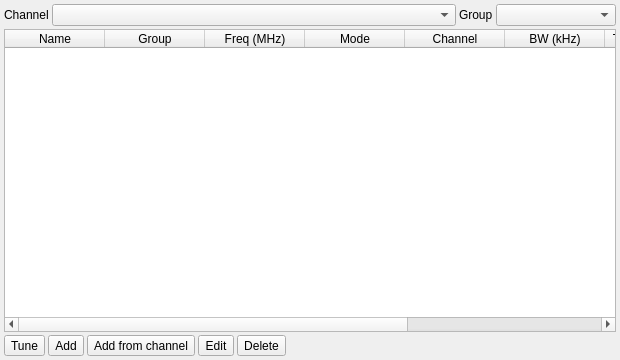
The window that plugins/feature/addressbook/addressbookgui.ui (ve3ukw/sdrangel) describes before a commit, drawn with Qt 5.
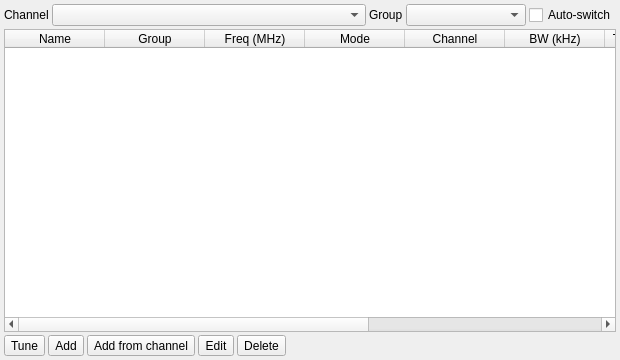
The same window after the commit. Custom widgets are drawn as their Qt base class.

Commit message:
Address Book: add azimuth and auto-switch channels
Entries can have an azimuth. When an entry with an azimuth is tuned, the
first GS-232 Rotator Controller has tracking switched off and is set to
that azimuth.

With Auto-switch checked, tuning an entry switches to the channels of the
entry's channel type: the demodulator of that type and its linked
modulators are unmuted and their windows shown, while the other SSB, NFM,
AM and packet channels of the radio are muted and their windows hidden.
Channel markers of hidden channels are hidden from the spectrum.

Diff of the .ui file:
```diff
--- a/plugins/feature/addressbook/addressbookgui.ui
+++ b/plugins/feature/addressbook/addressbookgui.ui
@@ -95,6 +95,16 @@
         </property>
        </widget>
       </item>
+      <item>
+       <widget class="QCheckBox" name="autoSwitchChannels">
+        <property name="toolTip">
+         <string>When tuning, show and unmute the demodulator and modulator for the entry's channel type, and hide and mute the other SSB, NFM and AM channels</string>
+        </property>
+        <property name="text">
+         <string>Auto-switch</string>
+        </property>
+       </widget>
+      </item>
      </layout>
     </item>
     <item>
@@ -181,6 +191,14 @@
         <string>CTCSS tone in Hz</string>
        </property>
       </column>
+      <column>
+       <property name="text">
+        <string>Az</string>
+       </property>
+       <property name="toolTip">
+        <string>Antenna azimuth in degrees, set on the GS-232 Rotator Controller when tuned</string>
+       </property>
+      </column>
       <column>
        <property name="text">
         <string>Notes</string>
```
The commit also changes 11 other files.
